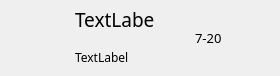
Old version of the form ChatClient/ChatUserListItem.ui in the repository crylittlebear/QtChat.
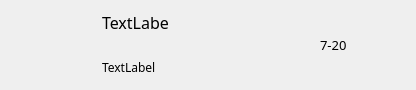
New version of the form.

Patch:
```diff
--- a/ChatClient/ChatUserListItem.ui
+++ b/ChatClient/ChatUserListItem.ui
@@ -6,8 +6,8 @@
    <rect>
     <x>0</x>
     <y>0</y>
-    <width>280</width>
-    <height>76</height>
+    <width>416</width>
+    <height>90</height>
    </rect>
   </property>
   <property name="minimumSize">
@@ -18,8 +18,8 @@
   </property>
   <property name="maximumSize">
    <size>
-    <width>280</width>
-    <height>76</height>
+    <width>500</width>
+    <height>16777215</height>
    </size>
   </property>
   <property name="windowTitle">
@@ -46,7 +46,7 @@
    </property>
    <item>
     <widget class="QWidget" name="widgetAll" native="true">
-     <layout class="QHBoxLayout" name="horizontalLayout_4">
+     <layout class="QHBoxLayout" name="horizontalLayout_4" stretch="2,5,1,1">
       <property name="spacing">
        <number>0</number>
       </property>
@@ -66,14 +66,14 @@
        <widget class="QWidget" name="widgetIcon" native="true">
         <property name="minimumSize">
          <size>
-          <width>70</width>
-          <height>76</height>
+          <width>75</width>
+          <height>75</height>
          </size>
         </property>
         <property name="maximumSize">
          <size>
-          <width>70</width>
-          <height>76</height>
+          <width>16777215</width>
+          <height>16777215</height>
          </size>
         </property>
         <layout class="QHBoxLayout" name="horizontalLayout">
@@ -124,7 +124,7 @@
         </property>
         <property name="maximumSize">
          <size>
-          <width>120</width>
+          <width>16777215</width>
           <height>16777215</height>
          </size>
         </property>
@@ -133,7 +133,7 @@
           <number>0</number>
          </property>
          <property name="leftMargin">
-          <number>5</number>
+          <number>10</number>
          </property>
          <property name="topMargin">
           <number>0</number>
@@ -149,7 +149,7 @@
            <property name="font">
             <font>
              <family>微软雅黑</family>
-             <pointsize>14</pointsize>
+             <pointsize>12</pointsize>
              <weight>50</weight>
              <bold>false</bold>
             </font>
@@ -188,7 +188,7 @@
         </property>
         <property name="maximumSize">
          <size>
-          <width>50</width>
+          <width>16777215</width>
           <height>16777215</height>
          </size>
         </property>
@@ -218,7 +218,7 @@
            </property>
            <property name="maximumSize">
             <size>
-             <width>40</width>
+             <width>16777215</width>
              <height>16777215</height>
             </size>
            </property>
@@ -246,8 +246,8 @@
         </property>
         <property name="maximumSize">
          <size>
-          <width>40</width>
-          <height>60</height>
+          <width>16777215</width>
+          <height>16777215</height>
          </size>
         </property>
         <layout class="QVBoxLayout" name="verticalLayout_2">
@@ -268,7 +268,7 @@
            <property name="maximumSize">
             <size>
              <width>30</width>
-             <height>30</height>
+             <height>16777215</height>
             </size>
            </property>
            <property name="font">
```
Left out of the diff: 3 changed lines with no effect on the pictures.
